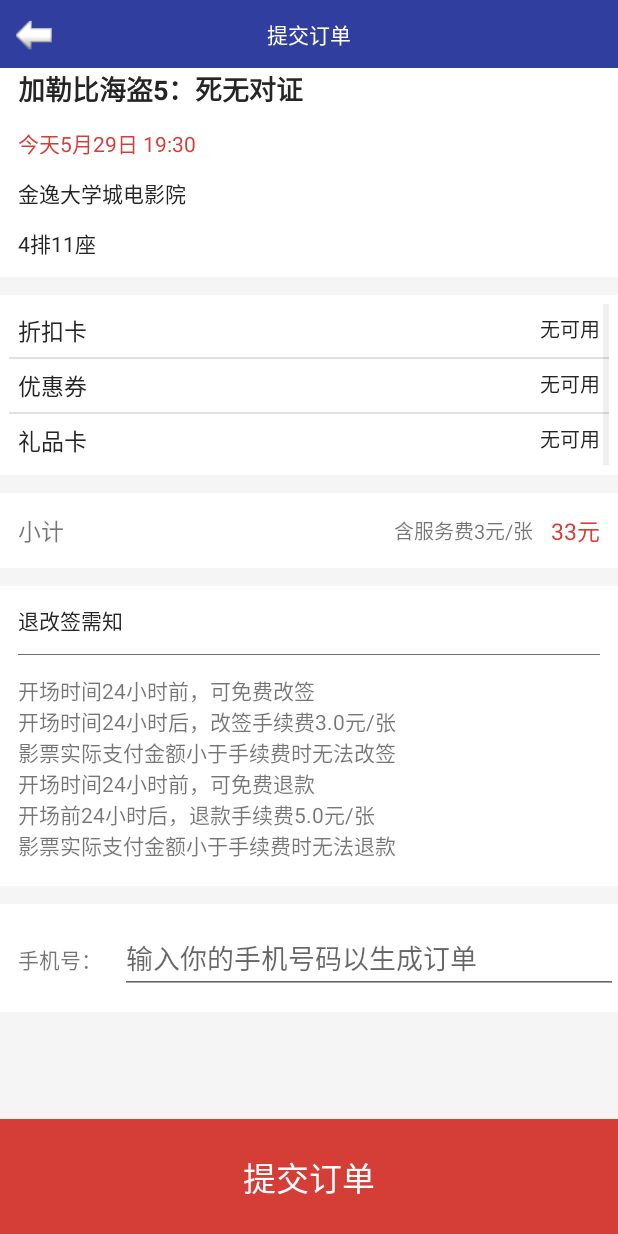
After one commit to MoHuaxiao/TicketSystem, an Android app: the PaymentActivity screen opened directly, with no data from a screen before it, on a phone screen of 412 x 824 dp. The commit adds this screen. Run offline under Robolectric (Android 15) with nearby library versions, the phone set to English and light mode, and no system bars; libraries missing offline, so code that uses them is left out: io.github.mayubao.pay_library.

Commit message:
add payment layout

```diff
--- a/app/build.gradle
+++ b/app/build.gradle
@@ -25,5 +25,7 @@ dependencies {
     compile 'com.android.support:design:24.2.1'
     compile 'com.android.support.constraint:constraint-layout:1.0.2'
     compile 'com.android.support:support-v4:24.2.1'
+    //添加支付库
+    compile 'io.github.mayubao:pay_library:1.0.1'
     testCompile 'junit:junit:4.12'
 }
--- /dev/null
+++ b/app/src/main/java/com/x7/ssad/ticketsystem/Activities/PaymentActivity.java
@@ -0,0 +1,73 @@
+package com.x7.ssad.ticketsystem.Activities;
+
+import android.os.Bundle;
+import android.support.v7.app.AppCompatActivity;
+import android.view.View;
+import android.widget.Button;
+import android.widget.ListView;
+import android.widget.SimpleAdapter;
+
+import com.x7.ssad.ticketsystem.R;
+
+import java.util.ArrayList;
+import java.util.HashMap;
+
+import io.github.mayubao.pay_library.AliPayAPI;
+import io.github.mayubao.pay_library.AliPayReq2;
+import io.github.mayubao.pay_library.PayAPI;
+import io.github.mayubao.pay_library.WechatPayReq;
+
+/**
+ * Created by huaxiao on 2017/5/29.
+ */
+
+public class PaymentActivity extends AppCompatActivity{
+
+    String[] from={"left","right"};                                  //这里是ListView显示内容每一列的列名
+    int[] to={R.id.payment_item_left,R.id.payment_item_right};      //这里是ListView显示每一列对应的list_item中控件的id
+    String[] payment_item_left = {"折扣卡", "优惠券", "礼品卡"};
+    String[] payment_item_right = {"无可用", "无可用", "无可用"};
+    ArrayList<HashMap<String, String>> list = null;
+    HashMap<String, String> map = null;
+
+    private ListView listview = null;
+    private Button pay_btn = null;
+
+    @Override
+    protected void onCreate(Bundle savedInstanceState) {
+        super.onCreate(savedInstanceState);
+        setContentView(R.layout.payment);
+
+        listview = (ListView) findViewById(R.id.payment_list);
+        list = new ArrayList<>();
+        for (int i = 0; i < 3; i++) {
+            map = new HashMap<>();
+            map.put("left", payment_item_left[i]);
+            map.put("right", payment_item_right[i]);
+            list.add(map);
+        }
+
+        SimpleAdapter adapter = new SimpleAdapter(this, list, R.layout.payment_list_item, from, to);
+        listview.setAdapter(adapter);
+
+//        pay_btn = (Button) findViewById(R.id.PaymentBtn);
+//        pay_btn.setOnClickListener(new View.OnClickListener() {
+//            @Override
+//            public void onClick(View v) {
+//                //1.创建微信支付请求
+//                WechatPayReq wechatPayReq = new WechatPayReq.Builder()
+//                        .with(PaymentActivity.this) //activity实例
+//                        .setAppId("1") //微信支付AppID
+//                        .setPartnerId("1")//微信支付商户号
+//                        .setPrepayId("1")//预支付码
+////								.setPackageValue(wechatPayReq.get)//"Sign=WXPay"
+//                        .setNonceStr("1")
+//                        .setTimeStamp("1")//时间戳
+//                        .setSign("1")//签名
+//                        .create();
+//                //2.发送微信支付请求
+//                PayAPI.getInstance().sendPayRequest(wechatPayReq);
+//            }
+//        });
+    }
+}
--- /dev/null
+++ b/app/src/main/res/layout/layout_title_bar_payment.xml
@@ -0,0 +1,25 @@
+<?xml version="1.0" encoding="utf-8"?>
+<RelativeLayout xmlns:android="http://schemas.android.com/apk/res/android"
+    android:id="@+id/layout_title_bar_top" android:layout_width="match_parent"
+    android:layout_height="wrap_content"
+    android:layout_centerVertical="true"
+    android:background="@color/colorPrimaryDark"
+    android:orientation="vertical">
+
+    <ImageView
+        android:layout_width="25dp"
+        android:layout_height="25dp"
+        android:layout_alignParentLeft="true"
+        android:layout_margin="10dp"
+        android:scaleType="fitCenter"
+        android:src="@mipmap/left_arrow"/>
+
+    <TextView
+        android:layout_width="wrap_content"
+        android:layout_height="wrap_content"
+        android:layout_centerInParent="true"
+        android:layout_margin="10dp"
+        android:text="提交订单"
+        android:textColor="@android:color/white"/>
+
+</RelativeLayout>
--- /dev/null
+++ b/app/src/main/res/layout/payment.xml
@@ -0,0 +1,164 @@
+<?xml version="1.0" encoding="utf-8"?>
+<LinearLayout xmlns:android="http://schemas.android.com/apk/res/android"
+    android:orientation="vertical" android:layout_width="match_parent"
+    android:layout_height="match_parent"
+    android:background="@color/GapViewColor">
+
+    <include layout="@layout/layout_title_bar_payment"/>
+
+    <ScrollView
+        android:layout_width="match_parent"
+        android:layout_height="0dp"
+        android:layout_weight="9">
+        <LinearLayout
+            android:layout_width="match_parent"
+            android:layout_height="wrap_content"
+            android:orientation="vertical">
+            <LinearLayout
+                android:layout_width="match_parent"
+                android:layout_height="wrap_content"
+                android:layout_marginBottom="@dimen/PaymentMarginBottom"
+                android:background="@color/WhiteTextColor"
+                android:orientation="vertical">
+                <TextView
+                    android:id="@+id/payment_movie_name"
+                    android:layout_width="wrap_content"
+                    android:layout_height="wrap_content"
+                    android:layout_marginLeft="@dimen/PaymentMarginBottom"
+                    android:layout_marginBottom="@dimen/PaymentMarginBottom"
+                    android:text="加勒比海盗5：死无对证"
+                    android:textSize="@dimen/PaymentMovieTextSize"
+                    android:textStyle="bold"
+                    android:textColor="@color/BlackTextColor"/>
+                <TextView
+                    android:id="@+id/payment_movie_time"
+                    android:layout_width="wrap_content"
+                    android:layout_height="wrap_content"
+                    android:layout_marginLeft="@dimen/PaymentMarginBottom"
+                    android:layout_marginBottom="@dimen/PaymentMarginBottom"
+                    android:text="今天5月29日 19:30"
+                    android:textColor="@color/PrimaryRed"/>
+                <TextView
+                    android:id="@+id/payment_movie_place"
+                    android:layout_width="wrap_content"
+                    android:layout_height="wrap_content"
+                    android:layout_marginLeft="@dimen/PaymentMarginBottom"
+                    android:layout_marginBottom="@dimen/PaymentMarginBottom"
+                    android:text="金逸大学城电影院"
+                    android:textColor="@color/BlackTextColor"/>
+                <TextView
+                    android:id="@+id/payment_movie_seats"
+                    android:layout_width="wrap_content"
+                    android:layout_height="wrap_content"
+                    android:layout_marginLeft="@dimen/PaymentMarginBottom"
+                    android:layout_marginBottom="@dimen/PaymentMarginBottom"
+                    android:text="4排11座"
+                    android:textColor="@color/BlackTextColor"/>
+            </LinearLayout>
+            <LinearLayout
+                android:layout_width="match_parent"
+                android:layout_height="120dp"
+                android:background="@color/WhiteTextColor"
+                android:layout_marginBottom="@dimen/PaymentMarginBottom">
+                <ListView
+                    android:id="@+id/payment_list"
+                    android:layout_width="match_parent"
+                    android:layout_height="wrap_content"
+                    android:layout_margin="@dimen/PaymentMovieTextMargin"/>
+            </LinearLayout>
+            <LinearLayout
+                android:layout_width="match_parent"
+                android:layout_height="50dp"
+                android:orientation="horizontal"
+                android:background="@color/WhiteTextColor"
+                android:layout_marginBottom="@dimen/PaymentMarginBottom">
+                <TextView
+                    android:layout_width="match_parent"
+                    android:layout_height="match_parent"
+                    android:layout_weight="1"
+                    android:gravity="center_vertical"
+                    android:textSize="@dimen/PaymentSizeRight"
+                    android:layout_marginLeft="@dimen/PaymentMarginBottom"
+                    android:text="小计"/>
+                <TextView
+                    android:layout_width="match_parent"
+                    android:layout_height="match_parent"
+                    android:layout_weight="1"
+                    android:gravity="center_vertical"
+                    android:text="含服务费3元/张"
+                    android:textSize="@dimen/PaymentSizeLeft"
+                    android:layout_marginRight="@dimen/PaymentMarginBottom"
+                    android:textAlignment="textEnd"/>
+                <TextView
+                    android:id="@+id/payment"
+                    android:layout_width="wrap_content"
+                    android:layout_height="match_parent"
+                    android:gravity="center_vertical"
+                    android:text="33元"
+                    android:textColor="@color/PrimaryRed"
+                    android:textSize="@dimen/PaymentSizeRight"
+                    android:layout_marginRight="@dimen/PaymentMarginBottom"
+                    android:textAlignment="textEnd"/>
+            </LinearLayout>
+        <LinearLayout
+            android:layout_width="match_parent"
+            android:layout_height="wrap_content"
+            android:orientation="vertical"
+            android:background="@color/WhiteTextColor"
+            android:layout_marginBottom="@dimen/PaymentMarginBottom">
+            <TextView
+                android:layout_width="match_parent"
+                android:layout_height="wrap_content"
+                android:text="退改签需知"
+                android:layout_marginTop="@dimen/PaymentMarginBottom"
+                android:layout_marginLeft="@dimen/PaymentMarginBottom"
+                android:layout_marginBottom="@dimen/PaymentMarginBottom"
+                android:textColor="@color/BlackTextColor"/>
+            <TextView
+                android:layout_height="1px"
+                android:layout_width="match_parent"
+                android:background="@color/GrayTextColor"
+                android:layout_marginStart="@dimen/PaymentMarginBottom"
+                android:layout_marginEnd="@dimen/PaymentMarginBottom"/>
+            <TextView
+                android:id="@+id/payment_text"
+                android:layout_width="match_parent"
+                android:layout_height="wrap_content"
+                android:layout_marginTop="@dimen/PaymentSizeLeft"
+                android:layout_marginLeft="@dimen/PaymentMarginBottom"
+                android:text="开场时间24小时前，可免费改签\n开场时间24小时后，改签手续费3.0元/张\n影票实际支付金额小于手续费时无法改签\n开场时间24小时前，可免费退款\n开场前24小时后，退款手续费5.0元/张\n影票实际支付金额小于手续费时无法退款\n"/>
+        </LinearLayout>
+        <LinearLayout
+            android:layout_width="match_parent"
+            android:layout_height="wrap_content"
+            android:orientation="horizontal"
+            android:background="@color/WhiteTextColor"
+            android:layout_marginBottom="@dimen/PaymentMarginBottom">
+            <TextView
+                android:layout_width="wrap_content"
+                android:layout_height="wrap_content"
+                android:layout_marginTop="@dimen/PaymentMarginBottom"
+                android:layout_marginLeft="@dimen/PaymentMarginBottom"
+                android:layout_marginBottom="@dimen/PaymentMarginBottom"
+                android:text="手机号："/>
+            <EditText
+                android:id="@+id/payment_phone"
+                android:layout_width="match_parent"
+                android:layout_height="wrap_content"
+                android:layout_marginTop="@dimen/PaymentMarginBottom"
+                android:layout_marginLeft="@dimen/PaymentMarginBottom"
+                android:layout_marginBottom="@dimen/PaymentMarginBottom"
+                android:hint="输入你的手机号码以生成订单"/>
+        </LinearLayout>
+        </LinearLayout>
+    </ScrollView>
+    <Button
+        android:layout_width="match_parent"
+        android:layout_height="0dp"
+        android:layout_weight="1"
+        android:text="提交订单"
+        android:id="@+id/PaymentBtn"
+        android:background="@drawable/book_ticket_button_seletor"
+        android:textColor="#ffffff"
+        android:textSize="10pt" />
+</LinearLayout>
--- /dev/null
+++ b/app/src/main/res/layout/payment_list_item.xml
@@ -0,0 +1,23 @@
+<?xml version="1.0" encoding="utf-8"?>
+<LinearLayout xmlns:android="http://schemas.android.com/apk/res/android"
+    android:orientation="horizontal"
+    android:layout_width="match_parent"
+    android:layout_height="match_parent">
+    <TextView
+        android:id="@+id/payment_item_left"
+        android:layout_width="match_parent"
+        android:layout_height="match_parent"
+        android:textSize="@dimen/PaymentSizeRight"
+        android:textColor="@color/BlackTextColor"
+        android:layout_margin="@dimen/PaymentMovieTextMargin"
+        android:layout_weight="1"/>
+    <TextView
+        android:id="@+id/payment_item_right"
+        android:layout_width="match_parent"
+        android:layout_height="match_parent"
+        android:layout_weight="1"
+        android:textColor="@color/BlackTextColor"
+        android:textSize="@dimen/PaymentSizeLeft"
+        android:textAlignment="viewEnd"
+        android:layout_margin="@dimen/PaymentMovieTextMargin"/>
+</LinearLayout>
--- a/app/src/main/res/values/dimens.xml
+++ b/app/src/main/res/values/dimens.xml
@@ -14,4 +14,10 @@
 
     <dimen name="MovieCommentHead">50dp</dimen>
 
+    <dimen name="PaymentMovieTextMargin">6dp</dimen>
+    <dimen name="PaymentMarginBottom">12dp</dimen>
+
+    <dimen name="PaymentSizeRight">7pt</dimen>
+    <dimen name="PaymentSizeLeft">6pt</dimen>
+    <dimen name="PaymentMovieTextSize">8pt</dimen>
 </resources>
```
Also changed, not shown: app/src/main/AndroidManifest.xml (+8 -1 lines), app/src/main/res/mipmap-hdpi/left_arrow.png (added).
